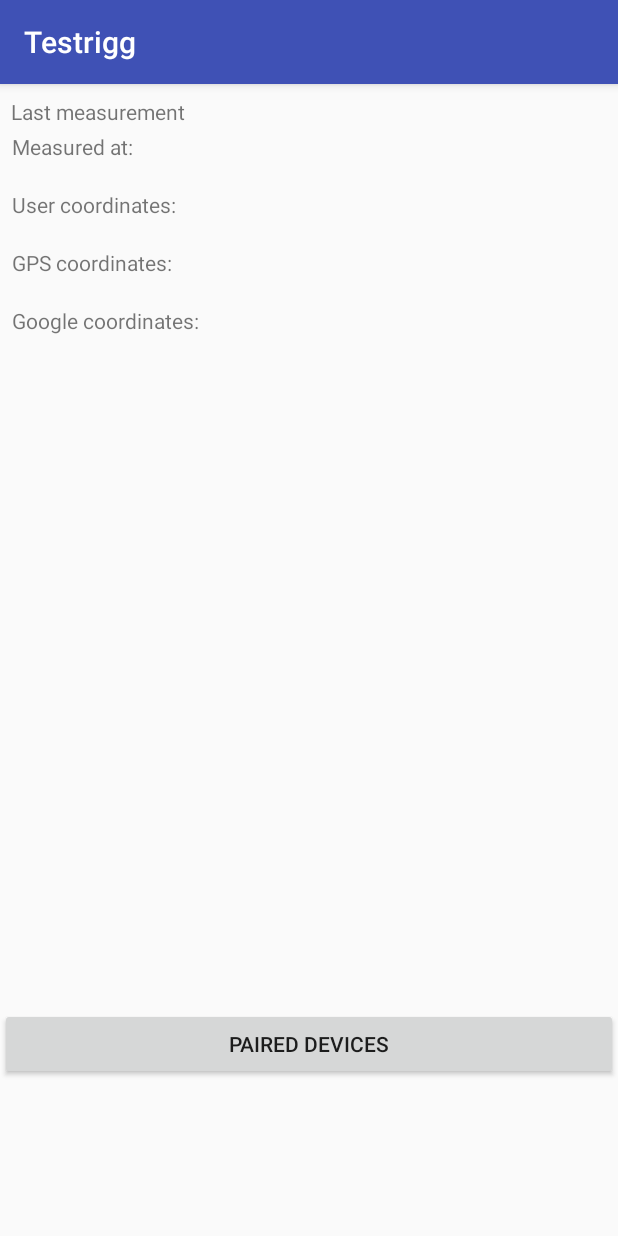
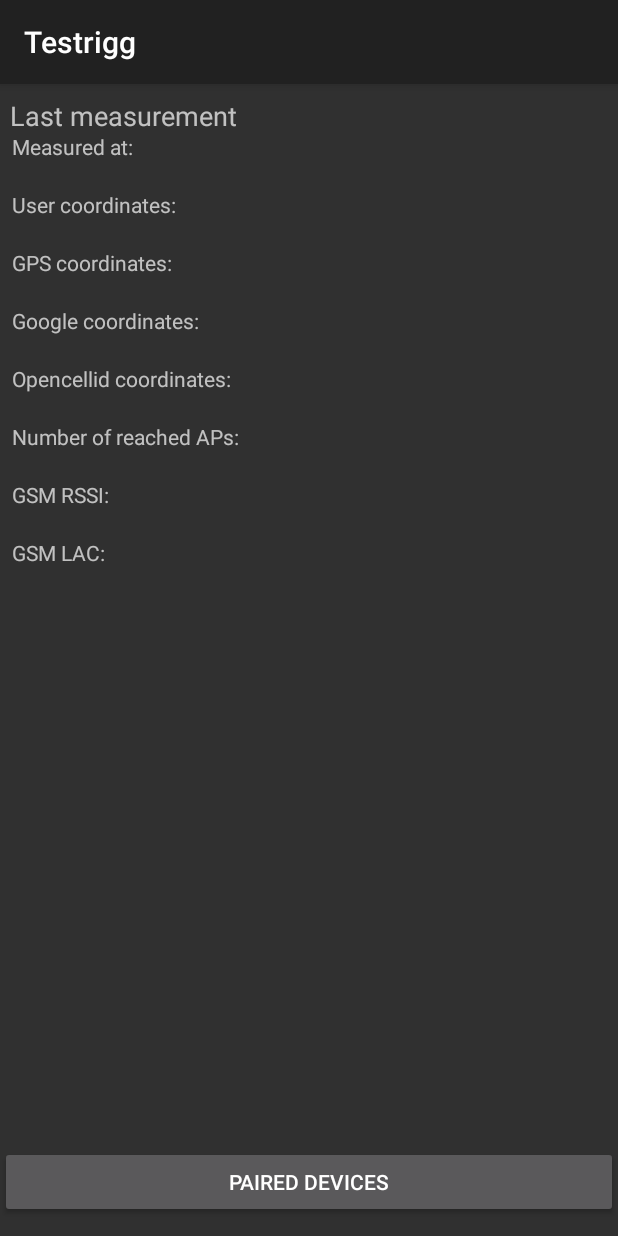
Before and after one commit to jenssjogren/testrigg, an Android app: the screen it shows after launch (MainActivity), on a phone screen of 412 x 824 dp. Run offline under Robolectric (Android 15) with nearby library versions, the phone set to English and light mode, and no system bars.

Commit message:
Changed theme

```diff
--- a/application/Testrigg/app/src/main/AndroidManifest.xml
+++ b/application/Testrigg/app/src/main/AndroidManifest.xml
@@ -23,7 +23,7 @@
         android:label="@string/app_name"
         android:roundIcon="@mipmap/ic_launcher_round"
         android:supportsRtl="true"
-        android:theme="@style/AppTheme">
+        android:theme="@style/Theme.AppCompat">
         <activity
             android:name=".MainActivity"
             android:screenOrientation="portrait">
--- a/application/Testrigg/app/src/main/java/com/example/jens/testrigg/MainActivity.java
+++ b/application/Testrigg/app/src/main/java/com/example/jens/testrigg/MainActivity.java
@@ -11,6 +11,7 @@ import android.content.DialogInterface;
 import android.content.Intent;
 import android.content.pm.PackageManager;
 import android.graphics.Color;
+import android.graphics.PorterDuff;
 import android.os.AsyncTask;
 import android.os.Environment;
 import android.support.v4.app.ActivityCompat;
@@ -77,7 +78,7 @@ public class MainActivity extends AppCompatActivity {
         pairedDevicesButton = (Button) findViewById(R.id.button_paired_devices);
         makeMeasurementButton = (Button) findViewById(R.id.button_send);
         newSessionButton = (Button) findViewById(R.id.button_new_measurement);
-        newSessionButton.setBackgroundColor(COLOR_GREEN);
+        newSessionButton.setTextColor(COLOR_GREEN);
         viewMeasurementOnmapButton = (Button) findViewById(R.id.button_view_measurement_on_map);
 
         measuredTime = (TextView) findViewById(R.id.textView_time_measured_data);
@@ -187,7 +188,7 @@ public class MainActivity extends AppCompatActivity {
                             currentMeasurementSession = input.getText().toString() + ".csv";
                             inMeasurementSession = true;
                             newSessionButton.setText("Cancel session");
-                            newSessionButton.setBackgroundColor(COLOR_RED);
+                            newSessionButton.setTextColor(COLOR_RED);
 
                             String heading = "Time;User defined coordinates;" +
                                     "GPS coordinates;WiFi coordinates (Google);" +
@@ -221,7 +222,7 @@ public class MainActivity extends AppCompatActivity {
                                     // End session
                                     inMeasurementSession = false;
                                     newSessionButton.setText("New session");
-                                    newSessionButton.setBackgroundColor(COLOR_GREEN);
+                                    newSessionButton.setTextColor(COLOR_GREEN);
                                     currentMeasurementSession = "";
                                 }
                             })
--- a/application/Testrigg/app/src/main/res/layout/activity_main.xml
+++ b/application/Testrigg/app/src/main/res/layout/activity_main.xml
@@ -11,6 +11,7 @@
         android:layout_width="wrap_content"
         android:layout_height="wrap_content"
         android:text="Last measurement"
+        android:textSize="18sp"
         app:layout_constraintBottom_toBottomOf="parent"
         app:layout_constraintHorizontal_bias="0.025"
         app:layout_constraintLeft_toLeftOf="parent"
@@ -20,7 +21,7 @@
 
     <LinearLayout
         android:layout_width="match_parent"
-        android:layout_height="288dp"
+        android:layout_height="169dp"
         android:layout_marginBottom="8dp"
         android:orientation="vertical"
         app:layout_constraintBottom_toBottomOf="parent"
@@ -33,10 +34,16 @@
             android:text="View measurement on map"
             android:visibility="invisible" />
 
+        <LinearLayout
+            android:layout_width="match_parent"
+            android:layout_height="69dp"
+            android:orientation="horizontal">
+
             <Button
                 android:id="@+id/button_new_measurement"
                 android:layout_width="match_parent"
                 android:layout_height="wrap_content"
+                android:layout_weight="1"
                 android:text="New session"
                 android:visibility="invisible" />
 
@@ -44,21 +51,22 @@
                 android:id="@+id/button_send"
                 android:layout_width="match_parent"
                 android:layout_height="wrap_content"
+                android:layout_weight="1"
                 android:text="Make measurement"
                 android:visibility="invisible" />
+        </LinearLayout>
 
         <Button
             android:id="@+id/button_paired_devices"
             android:layout_width="match_parent"
             android:layout_height="wrap_content"
             android:text="Paired devices" />
-
     </LinearLayout>
 
     <ScrollView
         android:id="@+id/scrollView2"
         android:layout_width="368dp"
-        android:layout_height="141dp"
+        android:layout_height="296dp"
         android:layout_marginEnd="8dp"
         android:layout_marginStart="8dp"
         android:layout_marginTop="32dp"
@@ -179,7 +187,7 @@
                 android:id="@+id/textView_sigfox_link_quality"
                 android:layout_width="match_parent"
                 android:layout_height="wrap_content"
-                android:text="Sigfox link quality" />
+                android:text="Sigfox link quality:" />
 
             <TextView
                 android:id="@+id/textView_sigfox_link_quality_data"
```
Lines whose indentation alone changed are shown as unchanged.
